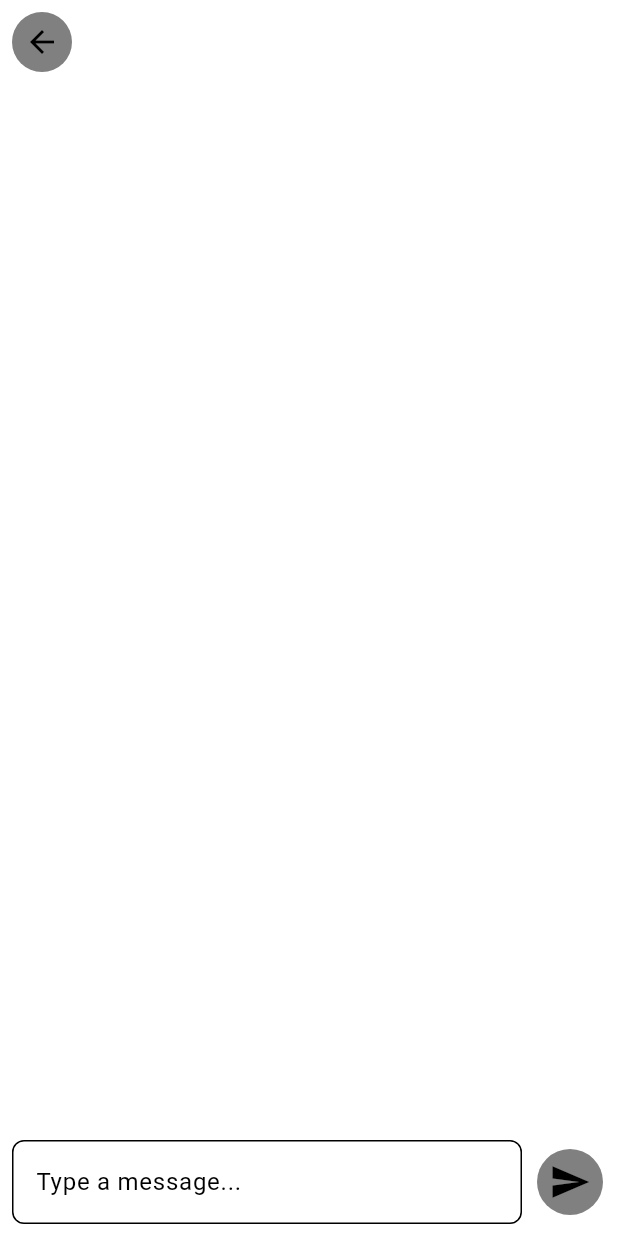
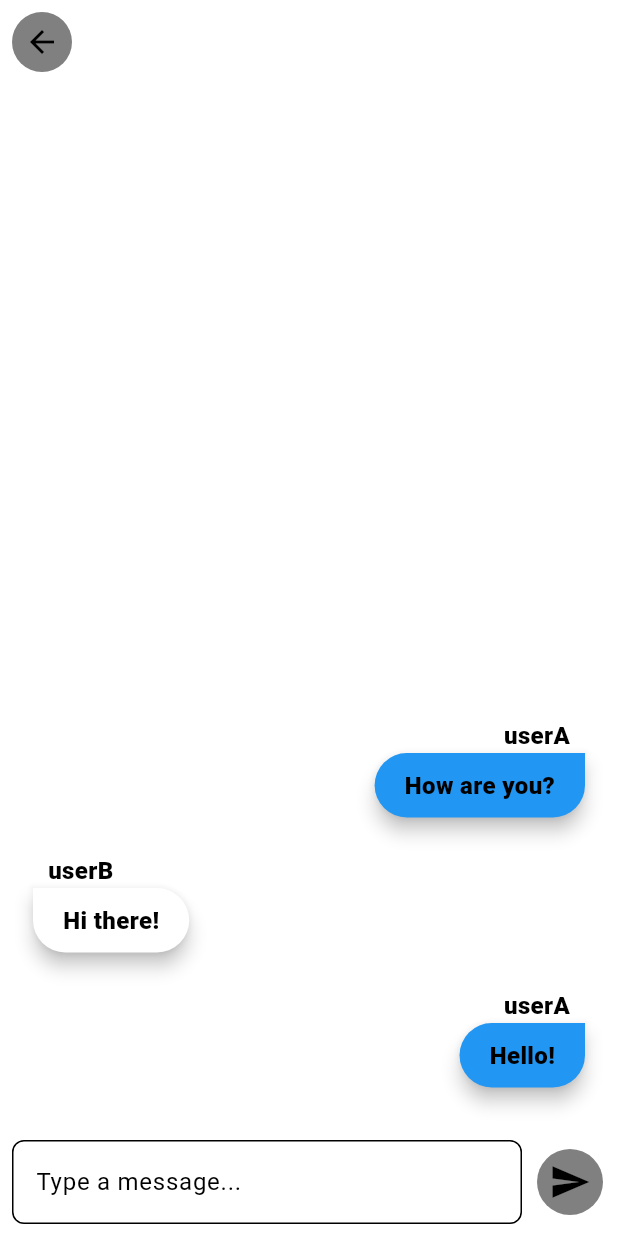
Before and after one commit to TemaDeveloper/chat_application, a Flutter app: the ChatScreen screen opened by its route, on a phone screen of 412 x 824 dp. Run offline on Flutter 3.47's test engine with Material 3 defaults, Android fonts, the phone set to English and light mode, and no system bars; our stand-ins replace auto_route, equatable, flutter_bloc, flutter_svg, get_it, injectable; Roboto replaces fonts that are missing (Arial).

Commit message:
chat ui implementation

```diff
--- a/frontend/lib/screens/chat/chat_screen.dart
+++ b/frontend/lib/screens/chat/chat_screen.dart
@@ -1,5 +1,6 @@
 import 'package:auto_route/auto_route.dart';
 import 'package:chat_app/l10n/app_localizations.dart';
+import 'package:chat_app/screens/chat/chat_stream.dart';
 import 'package:chat_app/theme/styles/texts/app_text_styles.dart';
 import 'package:flutter/material.dart';
 
@@ -22,37 +23,7 @@ final TextEditingController _textController = TextEditingController();
       ),
       body: Column(
         children: [
-          Expanded(
-            child: GestureDetector(
-              onTap: () {
-                FocusScope.of(context).unfocus();
-              },
-              child: Align(
-                alignment: Alignment.topCenter,
-
-                  //builder: (context, controller, child) {
-                    //final chatList = controller.chatList.reversed.toList();
-                    // child: ListView.separated(
-                    //   shrinkWrap: true,
-                    //   reverse: false,
-                    //   padding: const EdgeInsets.only(top: 12, bottom: 20) +
-                    //       const EdgeInsets.symmetric(horizontal: 12),
-                    //   separatorBuilder: (_, __) => const SizedBox(
-                    //     height: 12,
-                    //   ),
-                      //controller:
-
-                      //itemCount: chatList.length,
-                      //itemBuilder: (context, index) {
-                      //  return Bubble(chat: chatList[index]);
-                     // },
-                   // )
-                 // },
-
-              ),
-            ),
-          ),
-          // Added a text input field to send messages.
+          const ChatStream(),
           Padding(
             padding: const EdgeInsets.all(8.0),
             child: Row(
@@ -72,7 +43,6 @@ final TextEditingController _textController = TextEditingController();
                 IconButton(
                   icon: const Icon(Icons.send),
                   onPressed: () {
-                    //Send the message
                     _textController.clear();
                   },
                 ),
--- /dev/null
+++ b/frontend/lib/screens/chat/chat_stream.dart
@@ -0,0 +1,36 @@
+import 'package:chat_app/widgets/chats_list_item/message_bubble.dart';
+import 'package:flutter/material.dart';
+
+class ChatStream extends StatelessWidget {
+  const ChatStream({super.key});
+
+  @override
+  Widget build(BuildContext context) {
+    final List<Map<String, dynamic>> dummyMessages = [
+      {'text': 'Hello!', 'sender': 'userA'},
+      {'text': 'Hi there!', 'sender': 'userB'},
+      {'text': 'How are you?', 'sender': 'userA'},
+    ];
+
+    const String currentUser = 'userA';
+
+    return Expanded(
+      child: ListView.builder(
+        reverse: true,
+        padding: const EdgeInsets.symmetric(vertical: 15, horizontal: 10),
+        itemCount: dummyMessages.length,
+        itemBuilder: (context, index) {
+          final message = dummyMessages[index];
+          final String msgText = message['text'];
+          final String msgSender = message['sender'];
+
+          return MessageBubble(
+            msgText: msgText,
+            msgSender: msgSender,
+            user: currentUser == msgSender,
+          );
+        },
+      ),
+    );
+  }
+}
--- /dev/null
+++ b/frontend/lib/widgets/chats_list_item/message_bubble.dart
@@ -0,0 +1,46 @@
+import 'package:chat_app/theme/styles/texts/app_text_styles.dart';
+import 'package:flutter/material.dart';
+
+class MessageBubble extends StatelessWidget {
+  final String msgText;
+  final String msgSender;
+  final bool user;
+  const MessageBubble(
+      {super.key, required this.msgText, required this.msgSender, required this.user});
+
+  @override
+  Widget build(BuildContext context) {
+    return Padding(
+      padding: const EdgeInsets.all(12.0),
+      child: Column(
+        crossAxisAlignment: user ? CrossAxisAlignment.end : CrossAxisAlignment.start,
+        children: <Widget>[
+          Container(
+            padding: EdgeInsets.symmetric(horizontal: 10),
+            child: Text(
+              msgSender,
+              style: AppTextStyles.arialBody,
+            ),
+          ),
+          Material(
+            borderRadius: BorderRadius.only(
+              bottomLeft: Radius.circular(50),
+              topLeft: user ? Radius.circular(50) : Radius.circular(0),
+              bottomRight: Radius.circular(50),
+              topRight: user ? Radius.circular(0) : Radius.circular(50),
+            ),
+            color: user ? Colors.blue : Colors.white,
+            elevation: 5,
+            child: Padding(
+              padding: const EdgeInsets.symmetric(vertical: 10, horizontal: 20),
+              child: Text(
+                msgText,
+                style: AppTextStyles.arialBody,
+              ),
+            ),
+          ),
+        ],
+      ),
+    );
+  }
+}
```
Also changed, not shown: frontend/lib/widgets/chats_list_item/bubble.dart (deleted, +0 -28 lines), 12 other files.
